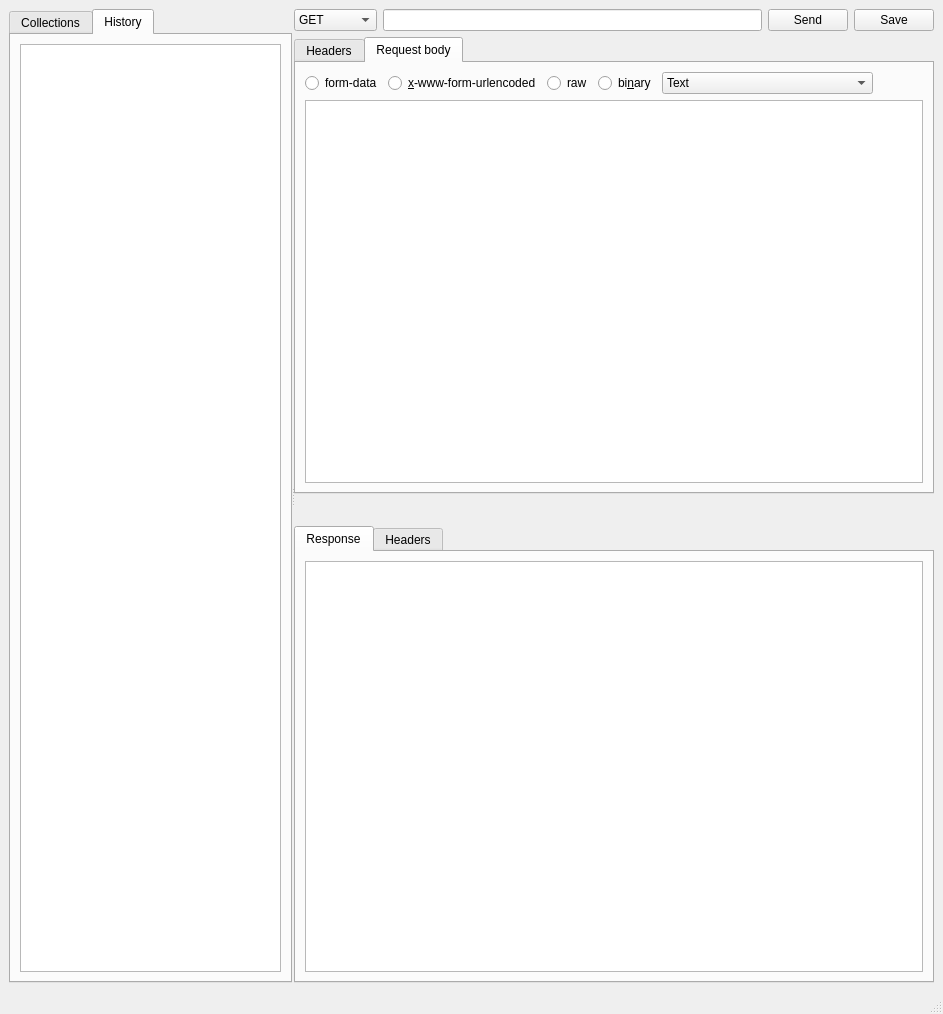
LinkedList/qTTp, file main.ui: the form before one commit.
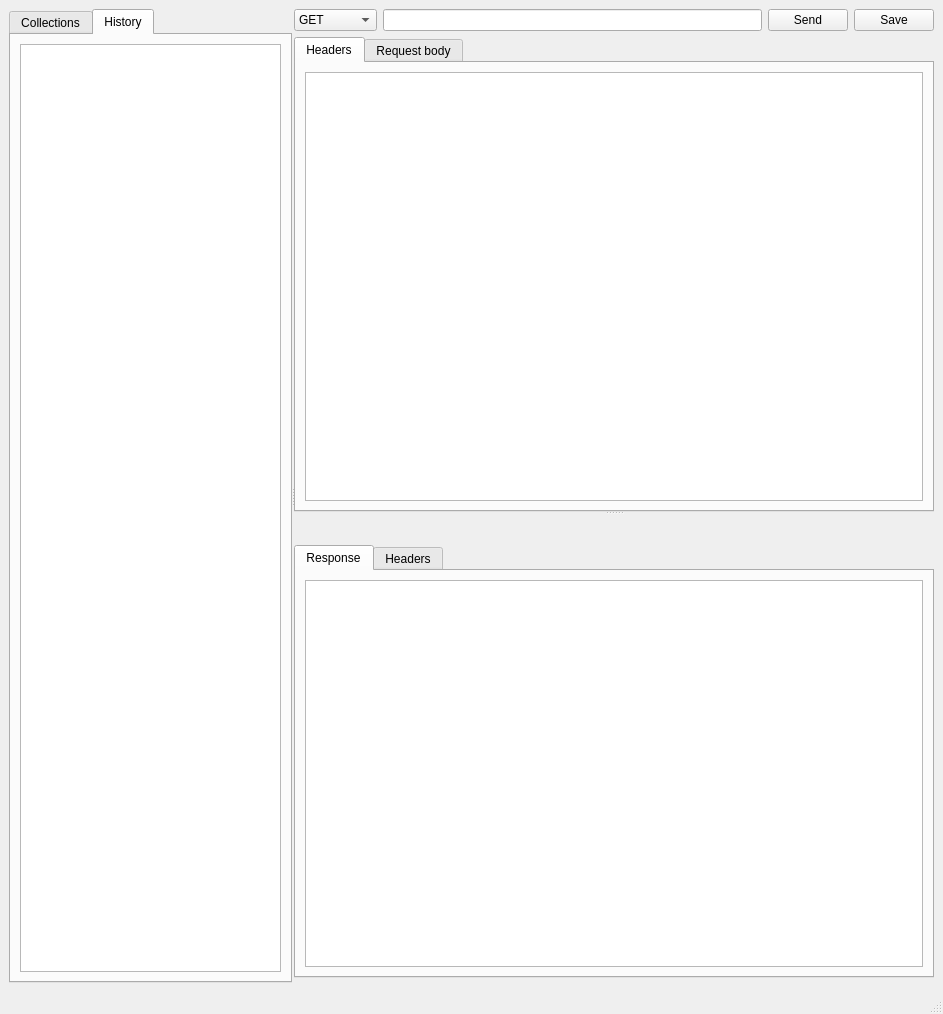
The form after the commit. The open tabs and pages were chosen to show the change.

Commit message: Splitter between request and response

Diff of the .ui file:
```diff
--- a/main.ui
+++ b/main.ui
@@ -64,7 +64,7 @@
       </property>
       <widget class="QTabWidget" name="tabWidget">
        <property name="currentIndex">
-        <number>0</number>
+        <number>1</number>
        </property>
        <widget class="QWidget" name="collectionsTab">
         <property name="sizePolicy">
@@ -106,6 +106,28 @@
         </layout>
        </widget>
       </widget>
+      <widget class="QSplitter" name="splitter">
+       <property name="sizePolicy">
+        <sizepolicy hsizetype="Expanding" vsizetype="Expanding">
+         <horstretch>0</horstretch>
+         <verstretch>0</verstretch>
+        </sizepolicy>
+       </property>
+       <property name="maximumSize">
+        <size>
+         <width>16777215</width>
+         <height>16777215</height>
+        </size>
+       </property>
+       <property name="frameShape">
+        <enum>QFrame::NoFrame</enum>
+       </property>
+       <property name="orientation">
+        <enum>Qt::Vertical</enum>
+       </property>
+       <property name="handleWidth">
+        <number>2</number>
+       </property>
       <widget class="QWidget" name="layoutWidget">
        <layout class="QVBoxLayout" name="verticalLayout">
         <item>
@@ -179,7 +201,7 @@
         <item>
          <widget class="QTabWidget" name="tabWidget">
           <property name="currentIndex">
-           <number>1</number>
+            <number>0</number>
           </property>
           <widget class="QWidget" name="inputHeadersTab">
            <property name="sizePolicy">
@@ -346,6 +368,16 @@
           </widget>
          </widget>
         </item>
+        </layout>
+       </widget>
+       <widget class="QWidget" name="layoutWidget2">
+        <layout class="QVBoxLayout" name="verticalLayout_5">
+         <property name="topMargin">
+          <number>5</number>
+         </property>
+         <property name="bottomMargin">
+          <number>5</number>
+         </property>
         <item>
          <layout class="QHBoxLayout" name="reqStatusLayout">
           <property name="leftMargin">
@@ -437,6 +469,7 @@
          </widget>
         </item>
        </layout>
+       </widget>
       </widget>
      </widget>
     </item>
```
Lines whose indentation alone changed are shown as unchanged. The commit also changes 1 other file.
